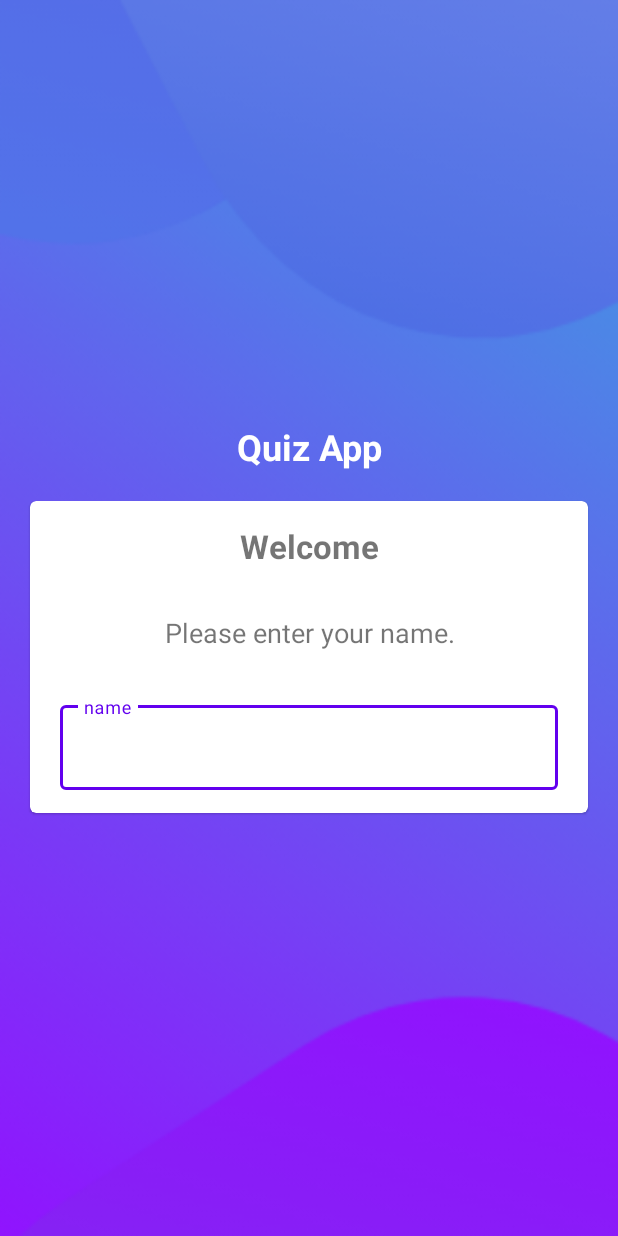
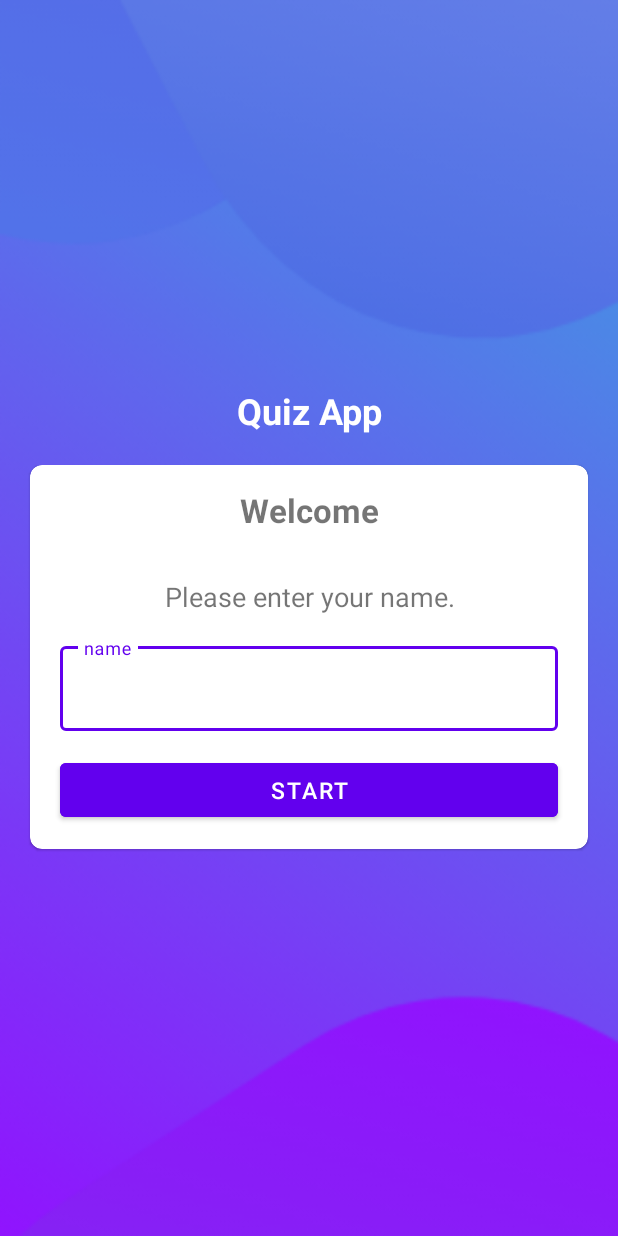
Before and after one commit to juveron/KotlinProjectPool, an Android app: the screen it shows after launch (MainActivity), on a phone screen of 412 x 824 dp. Run offline under Robolectric (Android 15) with nearby library versions, the phone set to English and light mode, and no system bars.

Commit message:
add button

```diff
--- a/QuizApp/app/src/main/res/layout/activity_main.xml
+++ b/QuizApp/app/src/main/res/layout/activity_main.xml
@@ -30,6 +30,7 @@
         android:backgroundTint="@color/white"
         android:gravity="center"
         android:padding="10dp"
+        app:cardCornerRadius="8dp"
         >
 
         <LinearLayout
@@ -59,9 +60,7 @@
                 android:layout_width="match_parent"
                 android:layout_height="wrap_content"
                 android:layout_marginHorizontal="20dp"
-                android:layout_marginVertical="15dp"
                 style="@style/Widget.MaterialComponents.TextInputLayout.OutlinedBox"
-
                 >
                 <androidx.appcompat.widget.AppCompatEditText
                     android:layout_width="match_parent"
@@ -69,9 +68,19 @@
                     android:hint="@string/name"
                     android:inputType="textPersonName"
                     >
-
                 </androidx.appcompat.widget.AppCompatEditText>
             </com.google.android.material.textfield.TextInputLayout>
+
+            <Button
+                android:layout_width="match_parent"
+                android:layout_height="wrap_content"
+                android:layout_marginHorizontal="20dp"
+                android:text="@string/start"
+                android:textSize="15sp"
+                android:textColor="@color/white"
+                android:layout_marginVertical="15dp"
+                android:backgroundTint="@color/design_default_color_primary"
+                />
         </LinearLayout>
 
     </com.google.android.material.card.MaterialCardView>
--- a/QuizApp/app/src/main/res/values/strings.xml
+++ b/QuizApp/app/src/main/res/values/strings.xml
@@ -4,4 +4,5 @@
     <string name="welcome">Welcome</string>
     <string name="please_enter_your_name">Please enter your name.</string>
     <string name="name">name</string>
+    <string name="start">Start</string>
 </resources>
--- a/QuizApp/app/src/main/res/values/themes.xml
+++ b/QuizApp/app/src/main/res/values/themes.xml
@@ -12,5 +12,6 @@
         <!-- Status bar color. -->
         <item name="android:statusBarColor" tools:targetApi="l">?attr/colorPrimaryVariant</item>
         <!-- Customize your theme here. -->
+        <item name="android:windowFullscreen">true</item>
     </style>
 </resources>
```
